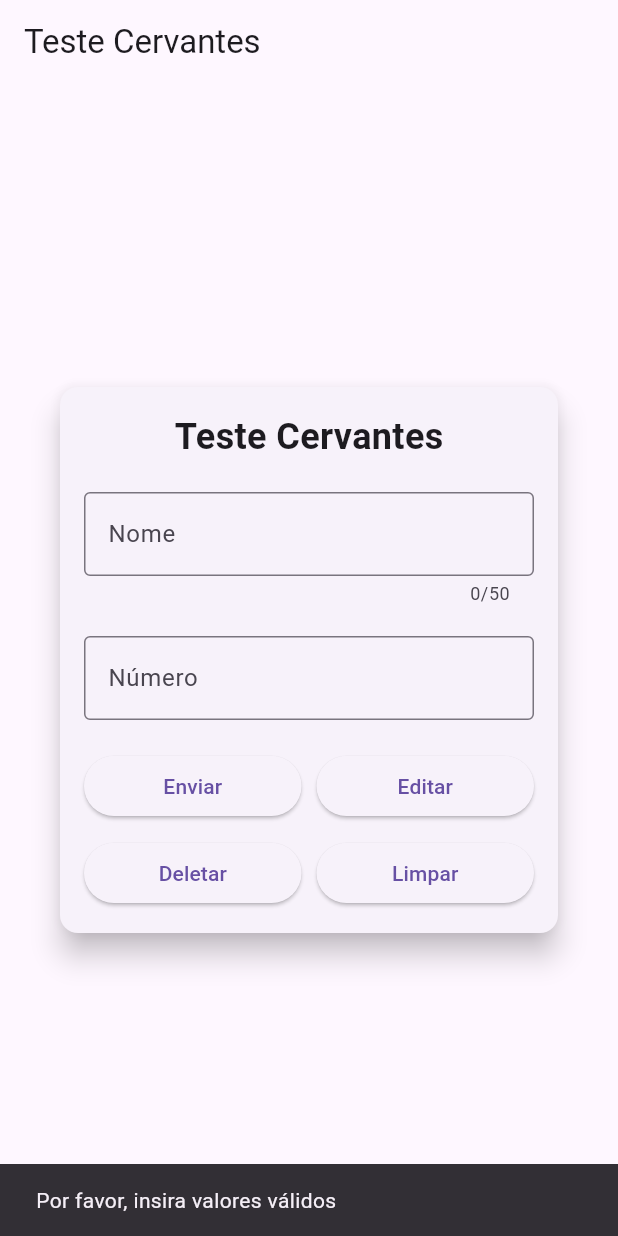
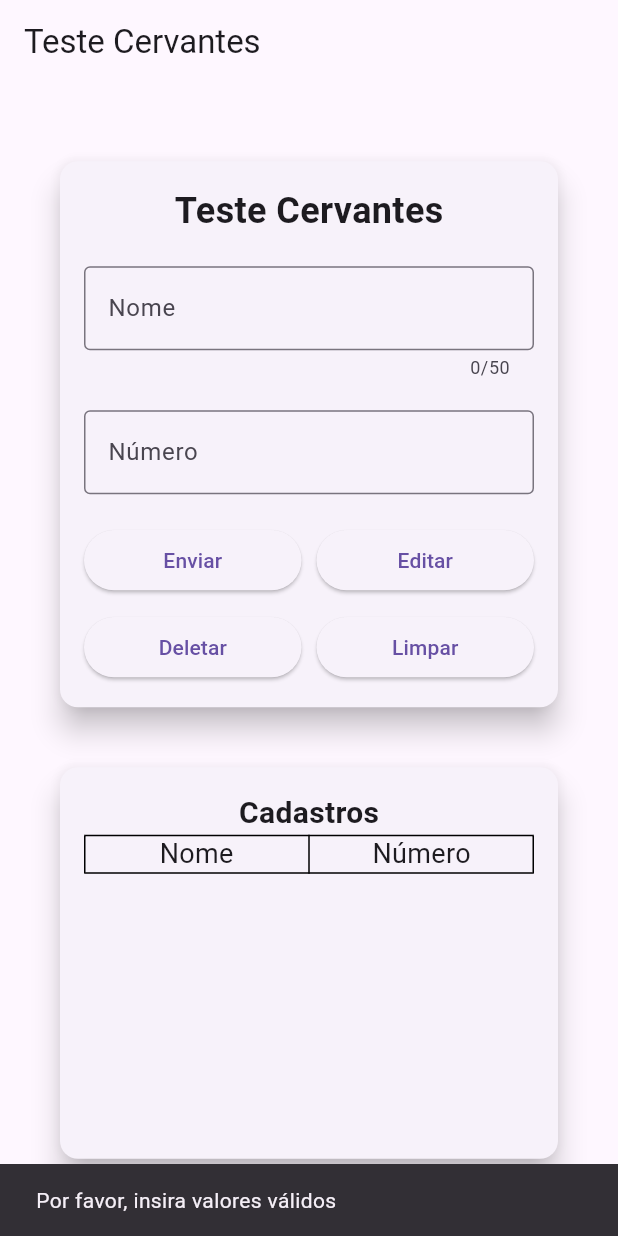
Before and after one commit to tierryhahn/cervantes_flutter, a Flutter app: the screen it shows after launch, after a tap on "Enviar", on a phone screen of 412 x 824 dp. Run offline on Flutter 3.47's test engine with Material 3 defaults, Android fonts, the phone set to English and light mode, and no system bars; our stand-ins replace sqflite, sqflite_common_ffi; accounts and stored records are empty.

Commit message:
fix/DBTriggerAndCadastroLogic

```diff
--- a/lib/helpers/db_helper.dart
+++ b/lib/helpers/db_helper.dart
@@ -13,6 +13,11 @@ class DatabaseHelper {
     _database = await _initDb();
     return _database!;
   }
+
+  Future<List<Map<String, dynamic>>> getAllCadastros() async {
+  final db = await database;
+  return await db.query('cadastro');
+}
 
   Future<Database> _initDb() async {
     sqfliteFfiInit();
@@ -40,6 +45,33 @@ class DatabaseHelper {
             data_hora TEXT NOT NULL
           );
         ''');
+
+        await db.execute('''
+          CREATE TRIGGER trg_after_insert
+          AFTER INSERT ON cadastro
+          BEGIN
+            INSERT INTO log_operacoes (operacao, data_hora)
+            VALUES ('Insert', DATETIME('now'));
+          END;
+        ''');
+
+        await db.execute('''
+          CREATE TRIGGER trg_after_update
+          AFTER UPDATE ON cadastro
+          BEGIN
+            INSERT INTO log_operacoes (operacao, data_hora)
+            VALUES ('Update', DATETIME('now'));
+          END;
+        ''');
+
+        await db.execute('''
+          CREATE TRIGGER trg_after_delete
+          AFTER DELETE ON cadastro
+          BEGIN
+            INSERT INTO log_operacoes (operacao, data_hora)
+            VALUES ('Delete', DATETIME('now'));
+          END;
+        ''');
       },
     );
   }
@@ -50,8 +82,6 @@ class DatabaseHelper {
       'texto': texto,
       'numero': numero,
     });
-
-    await _logOperacao('Insert');
     return result;
   }
 
@@ -63,8 +93,6 @@ class DatabaseHelper {
       where: 'id = ?',
       whereArgs: [id],
     );
-
-    await _logOperacao('Update');
     return result;
   }
 
@@ -78,18 +106,7 @@ class DatabaseHelper {
       where: 'numero = ?',
       whereArgs: [numero],
     );
-
-    await _logOperacao('Delete');
     return result;
-  }
-
-  Future<void> _logOperacao(String operacao) async {
-    final db = await database;
-    final now = DateTime.now().toIso8601String();
-    await db.insert('log_operacoes', {
-      'operacao': operacao,
-      'data_hora': now,
-    });
   }
 
   Future<Map<String, dynamic>?> getCadastroByNumero(int numero) async {
--- a/lib/main.dart
+++ b/lib/main.dart
@@ -31,6 +31,20 @@ class _MyHomePageState extends State<MyHomePage> {
   final _textController = TextEditingController();
   final _numberController = TextEditingController();
   final dbHelper = DatabaseHelper();
+  List<Map<String, dynamic>> cadastros = [];
+
+  @override
+  void initState() {
+    super.initState();
+    _loadCadastros();
+  }
+
+  Future<void> _loadCadastros() async {
+    final allCadastros = await dbHelper.getAllCadastros();
+    setState(() {
+      cadastros = allCadastros;
+    });
+  }
 
   void _showMessage(BuildContext context, String message) {
     ScaffoldMessenger.of(context).showSnackBar(SnackBar(content: Text(message)));
@@ -39,11 +53,12 @@ class _MyHomePageState extends State<MyHomePage> {
   Future<void> _handleInsert(BuildContext context) async {
     final text = _textController.text;
     final number = int.tryParse(_numberController.text);
-
     if (text.isNotEmpty && number != null && number > 0) {
       try {
         await dbHelper.insertCadastro(text, number);
         _showMessage(context, 'Registrado com sucesso');
+        _clearForm();
+        _loadCadastros();
       } catch (e) {
         if (e is DatabaseException && e.isUniqueConstraintError()) {
           _showMessage(context, 'Erro: O número já está cadastrado.');
@@ -74,6 +89,7 @@ class _MyHomePageState extends State<MyHomePage> {
                   updatedCadastro['numero'],
                 );
                 _showMessage(context, 'Cadastro atualizado com sucesso');
+                _loadCadastros();
                 Navigator.pop(context);
               },
             ),
@@ -94,6 +110,7 @@ class _MyHomePageState extends State<MyHomePage> {
       final result = await dbHelper.deleteCadastro(number);
       if (result > 0) {
         _showMessage(context, 'Deletado com sucesso');
+        _loadCadastros();
       } else {
         _showMessage(context, 'Nenhum cadastro encontrado para deletar');
       }
@@ -115,7 +132,10 @@ class _MyHomePageState extends State<MyHomePage> {
       ),
       body: Center(
         child: SingleChildScrollView(
-          child: Padding(
+          child: Column(
+            mainAxisSize: MainAxisSize.min,
+            children: [
+              Padding(
                 padding: const EdgeInsets.all(16.0),
                 child: Card(
                   elevation: 8.0,
@@ -206,6 +226,52 @@ class _MyHomePageState extends State<MyHomePage> {
                   ),
                 ),
               ),
+              Padding(
+                padding: const EdgeInsets.all(16.0),
+                child: Card(
+                  elevation: 8.0,
+                  shape: RoundedRectangleBorder(
+                    borderRadius: BorderRadius.circular(12.0),
+                  ),
+                  child: Padding(
+                    padding: const EdgeInsets.all(16.0),
+                    child: Column(
+                      children: [
+                        Text(
+                          'Cadastros',
+                          style: TextStyle(fontSize: 20, fontWeight: FontWeight.bold),
+                        ),
+                        Container(
+                          height: 200.0,
+                          child: SingleChildScrollView(
+                            child: Table(
+                              defaultColumnWidth: FixedColumnWidth(150.0),
+                              border: TableBorder.all(
+                                color: Colors.black,
+                                style: BorderStyle.solid,
+                                width: 1,
+                              ),
+                              children: [
+                                TableRow(children: [
+                                  Column(children: [Text('Nome', style: TextStyle(fontSize: 18.0))]),
+                                  Column(children: [Text('Número', style: TextStyle(fontSize: 18.0))]),
+                                ]),
+                                for (var cadastro in cadastros)
+                                  TableRow(children: [
+                                    Column(children: [Text(cadastro['texto'])]),
+                                    Column(children: [Text(cadastro['numero'].toString())]),
+                                  ]),
+                              ],
+                            ),
+                          ),
+                        ),
+                      ],
+                    ),
+                  ),
+                ),
+              ),
+            ],
+          ),
         ),
       ),
     );
```
Lines whose indentation alone changed are shown as unchanged.
